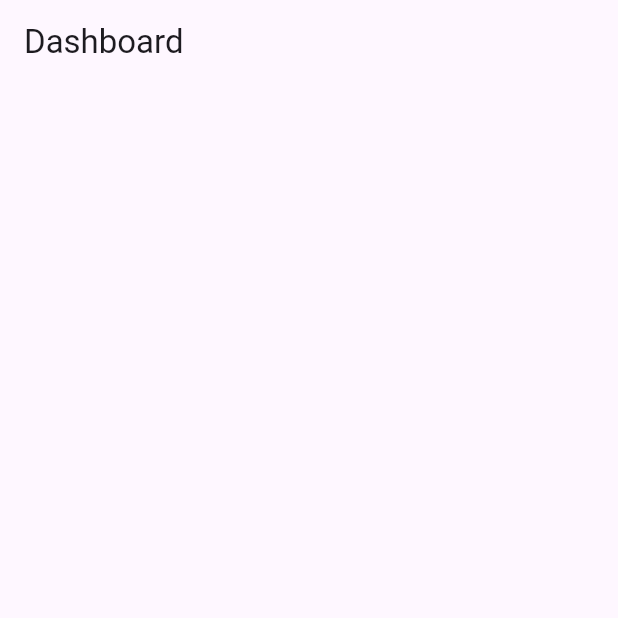
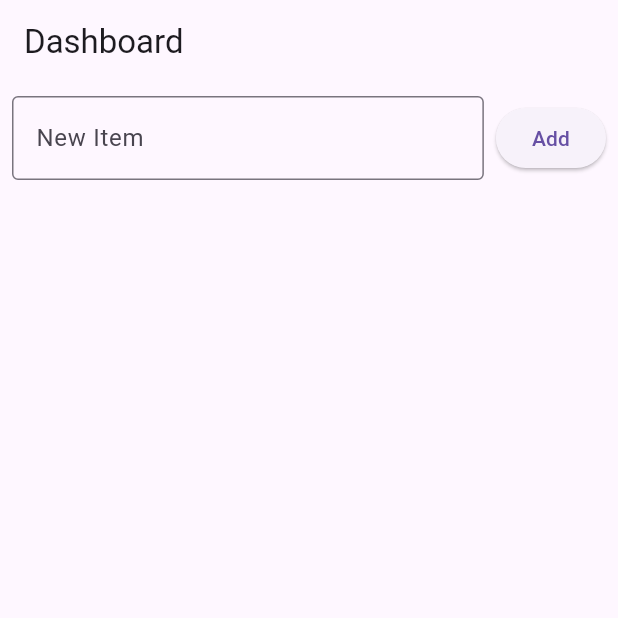
Before and after one commit to jauyeunggithub/flutter_dashboard, a Flutter app: the screen it shows after launch, on a phone screen of 412 x 824 dp, the top half of it. Run offline on Flutter 3.47's test engine with Material 3 defaults, Android fonts, the phone set to English and light mode, and no system bars; our stand-ins replace sqflite_common_ffi; accounts and stored records are empty; network calls fail.

Commit message:
add input

```diff
--- a/lib/screens/dashboard_screen.dart
+++ b/lib/screens/dashboard_screen.dart
@@ -1,9 +1,9 @@
 import 'package:flutter/material.dart';
+import 'package:flutter_dashboard/helpers/api_helper.dart';
+import 'package:flutter_dashboard/helpers/database_helper.dart';
+import 'package:flutter_dashboard/models/item.dart';
+import 'package:flutter_dashboard/widgets/item_card.dart';
 import 'package:flutter_staggered_grid_view/flutter_staggered_grid_view.dart';
-import '../helpers/api_helper.dart';
-import '../helpers/database_helper.dart';
-import '../models/item.dart';
-import '../widgets/item_card.dart';
 
 class DashboardScreen extends StatefulWidget {
   final ApiHelper? apiHelper;
@@ -12,35 +12,34 @@ class DashboardScreen extends StatefulWidget {
   const DashboardScreen({super.key, this.apiHelper, this.dbHelper});
 
   @override
-  _DashboardScreenState createState() => _DashboardScreenState();
+  State<DashboardScreen> createState() => _DashboardScreenState();
 }
 
 class _DashboardScreenState extends State<DashboardScreen> {
+  late final ApiHelper apiHelper;
   late final DatabaseHelper dbHelper;
-  late final ApiHelper apiHelper;
 
   List<Item> items = [];
   bool loading = true;
 
+  final TextEditingController _controller = TextEditingController();
+
   @override
   void initState() {
     super.initState();
-    // Use injected helpers if provided, otherwise create new
+    apiHelper = widget.apiHelper ?? ApiHelper();
     dbHelper = widget.dbHelper ?? DatabaseHelper();
-    apiHelper = widget.apiHelper ?? ApiHelper();
     loadItems();
   }
 
   Future<void> loadItems() async {
+    setState(() => loading = true);
     try {
       final fetchedItems = await apiHelper.fetchItems();
-
       for (var item in fetchedItems) {
         await dbHelper.insertItem(item);
       }
-
       final dbItems = await dbHelper.getItems();
-
       setState(() {
         items = dbItems;
         loading = false;
@@ -51,11 +50,44 @@ class _DashboardScreenState extends State<DashboardScreen> {
     }
   }
 
+  Future<void> addItem() async {
+    final text = _controller.text.trim();
+    if (text.isEmpty) return;
+
+    final newItem = Item(id: DateTime.now().millisecondsSinceEpoch, name: text);
+    await dbHelper.insertItem(newItem);
+    _controller.clear();
+    await loadItems();
+  }
+
   @override
   Widget build(BuildContext context) {
     return Scaffold(
       appBar: AppBar(title: Text('Dashboard')),
-      body: loading
+      body: Column(
+        children: [
+          // Input row
+          Padding(
+            padding: const EdgeInsets.all(8.0),
+            child: Row(
+              children: [
+                Expanded(
+                  child: TextField(
+                    controller: _controller,
+                    decoration: InputDecoration(
+                      labelText: 'New Item',
+                      border: OutlineInputBorder(),
+                    ),
+                  ),
+                ),
+                SizedBox(width: 8),
+                ElevatedButton(onPressed: addItem, child: Text('Add')),
+              ],
+            ),
+          ),
+          // Items grid
+          Expanded(
+            child: loading
                 ? Center(child: CircularProgressIndicator())
                 : Padding(
                     padding: const EdgeInsets.all(8.0),
@@ -69,6 +101,9 @@ class _DashboardScreenState extends State<DashboardScreen> {
                       },
                     ),
                   ),
+          ),
+        ],
+      ),
     );
   }
 }
```
Lines whose indentation alone changed are shown as unchanged.
